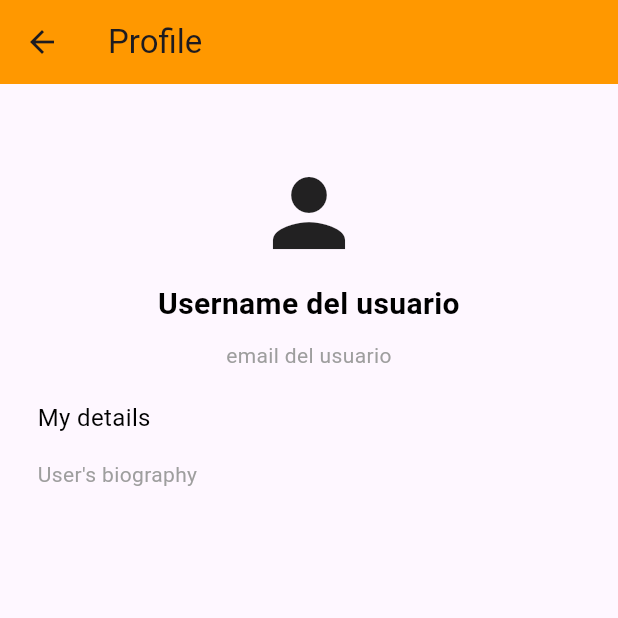
After one commit to saraaguilo/Flutter_Proyecto, a Flutter app: the ProfileScreen screen opened directly, on a phone screen of 412 x 824 dp, the top half of it. The commit adds this screen. Run offline on Flutter 3.47's test engine with Material 3 defaults, Android fonts, the phone set to English and light mode, and no system bars.

Commit message:
1.0
Estructura del perfil definida, creat el model usuari i modificat el naviBar

```diff
--- /dev/null
+++ b/lib/models/user.dart
@@ -0,0 +1,27 @@
+class User {
+  final String userName;
+  final String email;
+  final String idUser;
+  final DateTime birthDate;
+  final String password;
+  final String? avatar;
+  final List<String>? createdEventsId;
+  final List<String>? joinedEventsId;
+  final List<String>? idCategories;
+  final String role;
+  final String? description;
+
+  const User({
+    required this.userName,
+    required this.email,
+    required this.idUser,
+    required this.birthDate,
+    required this.password,
+    this.avatar,
+    this.createdEventsId,
+    this.joinedEventsId,
+    this.idCategories,
+    required this.role,
+    this.description,
+  });
+}
--- /dev/null
+++ b/lib/reusable_/button_widget.dart
@@ -0,0 +1,31 @@
+import 'dart:io';
+import 'package:flutter/material.dart';
+
+class ButtonWidget extends StatelessWidget {
+  final String text;
+  final VoidCallback onClicked;
+
+  const ButtonWidget({
+    Key? key,
+    required this.text,
+    required this.onClicked,
+  }) : super(key: key);
+
+  @override
+  Widget build(BuildContext context) => ElevatedButton(
+        style: ElevatedButton.styleFrom(
+          shape: StadiumBorder(),
+          onPrimary: Colors.white,
+          padding: EdgeInsets.symmetric(horizontal: 32, vertical: 12),
+        ),
+        child: Text(text),
+        onPressed: onClicked,
+      );
+}
+
+/* Exemple d'ús important el widget
+Widget buildUpgradeButton() => ButtonWidget(
+        text: 'Your button's name',
+        onClicked: () {},
+      );
+*/
--- a/lib/screens/home_screen.dart
+++ b/lib/screens/home_screen.dart
@@ -25,12 +25,14 @@ class _MyWidgetState extends State<HomeScreen> {
   }
 }
 */
+
 import 'package:applogin/screens/events.dart';
 import 'package:flutter/material.dart';
 import 'package:applogin/screens/buscadoreventos.dart';
 import 'package:applogin/screens/buscarunevento.dart';
 import 'package:applogin/screens/signin_screen.dart';
 import 'package:applogin/screens/signup_screen.dart';
+import 'package:applogin/screens/profile.dart';
 
 void main() {
   runApp(HomeScreen());
@@ -48,6 +50,7 @@ class _MyAppState extends State<HomeScreen> {
     EventsScreen(),
     BuscadorUnEventoScreen(),
     BuscadorScreen(),
+    ProfileScreen(),
   ];
 
   void _onItemTapped(int index) {
@@ -78,6 +81,10 @@ class _MyAppState extends State<HomeScreen> {
               icon: Icon(Icons.list),
               label: 'Events list',
             ),
+            BottomNavigationBarItem(
+              icon: Icon(Icons.person),
+              label: 'Profile',
+            ),
           ],
           currentIndex: _selectedIndex,
           onTap: _onItemTapped,
--- /dev/null
+++ b/lib/screens/profile.dart
@@ -0,0 +1,75 @@
+import 'package:applogin/reusable_/reusable_widget.dart';
+import 'package:applogin/screens/home_screen.dart';
+import 'package:applogin/screens/signin_screen.dart';
+import 'package:applogin/utils/color_utils.dart';
+import 'package:flutter/material.dart';
+
+class ProfileScreen extends StatefulWidget {
+  const ProfileScreen({Key? key});
+
+  @override
+  State<ProfileScreen> createState() => _MyWidgetState();
+}
+
+class _MyWidgetState extends State<ProfileScreen> {
+  @override
+  Widget build(BuildContext context) {
+    return Scaffold(
+      appBar: AppBar(
+        title: Text("Profile"),
+        backgroundColor: Colors.orange,
+        //Eliminar message debug
+        //Afegir els tres puntets amb: edit profile, log out, delete user (amb confirmació i en vermell)
+      ),
+      body: ListView(
+        children: [
+          const SizedBox(height: 50),
+          //Profile picture
+          Icon(Icons.person, size: 72),
+          const SizedBox(height: 10),
+          //Username and email
+          basicInfo(),
+          const SizedBox(height: 20),
+          //My details
+          details(),
+          const SizedBox(height: 10),
+          //User's events list
+        ],
+      ),
+    );
+  }
+
+  Widget basicInfo() => Column(
+        children: [
+          Text(
+            "Username del usuario",
+            textAlign: TextAlign.center,
+            style: TextStyle(
+                color: Colors.black, fontWeight: FontWeight.bold, fontSize: 20),
+          ),
+          const SizedBox(height: 10),
+          Text(
+            "email del usuario",
+            textAlign: TextAlign.center,
+            style: TextStyle(color: Colors.grey),
+          )
+        ],
+      );
+
+  Widget details() => Container(
+      padding: const EdgeInsets.only(left: 25.0),
+      child: Column(
+        crossAxisAlignment: CrossAxisAlignment.start,
+        children: [
+          Text(
+            "My details",
+            style: TextStyle(fontSize: 16, color: Colors.black),
+          ),
+          const SizedBox(height: 16),
+          Text(
+            "User's biography",
+            style: TextStyle(fontSize: 14, height: 1.4, color: Colors.grey),
+          ),
+        ],
+      ));
+}
```
